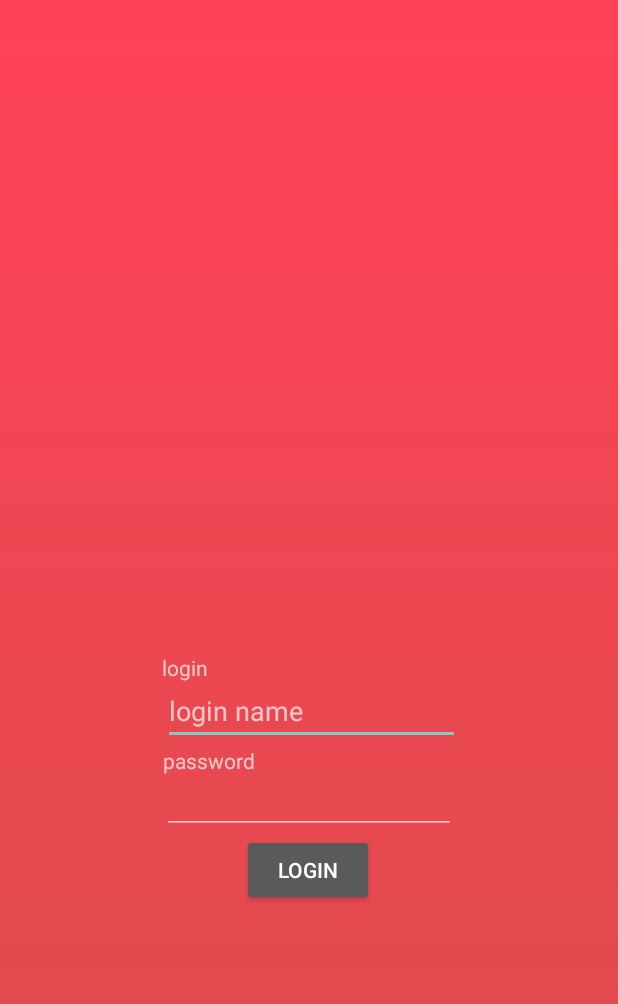
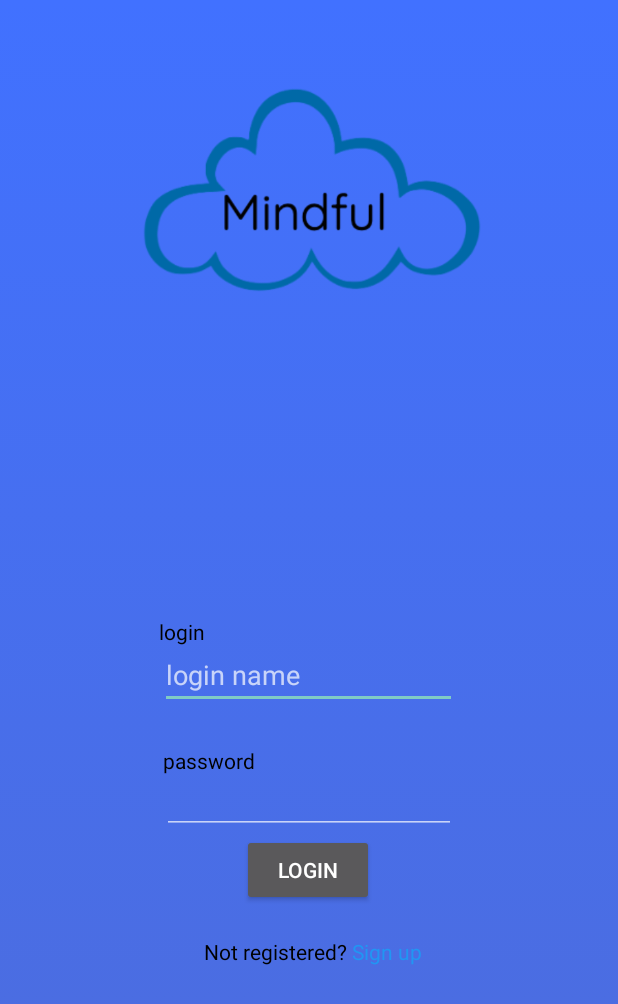
Before and after one commit to StevennTran/Mindfulness, an Android app: the screen it shows after launch (LoginActivity), on a phone screen of 412 x 824 dp. Shown: the top 1004 px of the screen. Run offline under Robolectric (Android 15) with nearby library versions, the phone set to English and light mode, and no system bars.

Commit message:
Added Register Page, and changed the colours of login screen

```diff
--- a/app/src/main/AndroidManifest.xml
+++ b/app/src/main/AndroidManifest.xml
@@ -11,8 +11,10 @@
         android:supportsRtl="true"
         android:theme="@style/AppTheme"
         tools:ignore="AllowBackup,GoogleAppIndexingWarning">
-        <activity android:name=".MainActivity"></activity>
-        <activity android:name=".LoginActivity"
+        <activity android:name=".RegisterActivity"></activity>
+        <activity android:name=".MainActivity" />
+        <activity
+            android:name=".LoginActivity"
             android:screenOrientation="portrait"
             android:theme="@style/Theme.AppCompat.NoActionBar">
             <intent-filter>
--- a/app/src/main/java/com/example/mindfulness/LoginActivity.java
+++ b/app/src/main/java/com/example/mindfulness/LoginActivity.java
@@ -13,6 +13,7 @@ import android.view.View;
 import android.widget.Button;
 import android.widget.EditText;
 import android.widget.LinearLayout;
+import android.widget.TextView;
 
 public class LoginActivity extends AppCompatActivity {
 
@@ -25,12 +26,12 @@ public class LoginActivity extends AppCompatActivity {
         AnimationDrawable animation = (AnimationDrawable) background.getBackground();
 
         animation.setEnterFadeDuration(0);
-        animation.setExitFadeDuration(3000);
+        animation.setExitFadeDuration(5000);
 
         animation.start();
 
         final Button loginButton = findViewById(R.id.loginButton);
-
+        final TextView signUpButton = findViewById(R.id.signupbutton);
         final SharedPreferences sharedPref = getSharedPreferences("email", Context.MODE_PRIVATE);
         final EditText emailText = findViewById(R.id.emailText);
 
@@ -48,6 +49,13 @@ public class LoginActivity extends AppCompatActivity {
                 Intent intent = new Intent(LoginActivity.this, MainActivity.class); //change from null
                 startActivity(intent);
 
+            }
+        });
+        signUpButton.setOnClickListener(new View.OnClickListener() {
+            @Override
+            public void onClick(View v) {
+                Intent intent = new Intent(LoginActivity.this, RegisterActivity.class);
+                startActivity(intent);
             }
         });
 
--- /dev/null
+++ b/app/src/main/java/com/example/mindfulness/RegisterActivity.java
@@ -0,0 +1,14 @@
+package com.example.mindfulness;
+
+import androidx.appcompat.app.AppCompatActivity;
+
+import android.os.Bundle;
+
+public class RegisterActivity extends AppCompatActivity {
+
+    @Override
+    protected void onCreate(Bundle savedInstanceState) {
+        super.onCreate(savedInstanceState);
+        setContentView(R.layout.activity_register);
+    }
+}
--- a/app/src/main/res/drawable/background_animation.xml
+++ b/app/src/main/res/drawable/background_animation.xml
@@ -2,11 +2,11 @@
 <animation-list xmlns:android="http://schemas.android.com/apk/res/android">
 
     <item android:drawable="@drawable/layer_one"
-        android:duration="3000"/>
+        android:duration="5000"/>
     <item android:drawable="@drawable/layer_two"
-        android:duration="3000"/>
+        android:duration="5000"/>
     <item android:drawable="@drawable/layer_three"
-        android:duration="3000"/>
+        android:duration="5000"/>
 
 
 
--- a/app/src/main/res/drawable/layer_one.xml
+++ b/app/src/main/res/drawable/layer_one.xml
@@ -1,8 +1,8 @@
 <?xml version="1.0" encoding="utf-8"?>
 <shape xmlns:android="http://schemas.android.com/apk/res/android">
 
-    <gradient android:startColor="#EFFF41"
-        android:endColor="#d4db4d"
+    <gradient android:startColor="#9041FF"
+        android:endColor="#942BCF"
         android:angle="-90"/>
 
 </shape>
--- a/app/src/main/res/drawable/layer_three.xml
+++ b/app/src/main/res/drawable/layer_three.xml
@@ -1,8 +1,8 @@
 <?xml version="1.0" encoding="utf-8"?>
 <shape xmlns:android="http://schemas.android.com/apk/res/android">
 
-    <gradient android:startColor="#FF4157"
-        android:endColor="#DB4D4D"
+    <gradient android:startColor="#D63546"
+        android:endColor="#C03535"
         android:angle="-90"/>
 
 </shape>
--- a/app/src/main/res/layout/activity_login.xml
+++ b/app/src/main/res/layout/activity_login.xml
@@ -20,10 +20,20 @@
         android:inputType="textEmailAddress"
         app:layout_constraintBottom_toTopOf="@+id/editText"
         app:layout_constraintEnd_toEndOf="parent"
-        app:layout_constraintHorizontal_bias="0.507"
+        app:layout_constraintHorizontal_bias="0.497"
         app:layout_constraintStart_toStartOf="parent"
         app:layout_constraintTop_toTopOf="parent"
-        app:layout_constraintVertical_bias="0.991" />
+        app:layout_constraintVertical_bias="0.939" />
+
+    <TextView
+        android:layout_width="wrap_content"
+        android:layout_height="wrap_content"
+        android:text="@string/LoginText"
+        android:textColor="#000000"
+        app:layout_constraintBottom_toTopOf="@+id/emailText"
+        app:layout_constraintEnd_toEndOf="parent"
+        app:layout_constraintHorizontal_bias="0.278"
+        app:layout_constraintStart_toStartOf="parent" />
 
     <Button
         android:id="@+id/loginButton"
@@ -34,15 +44,6 @@
         app:layout_constraintBottom_toBottomOf="parent"
         app:layout_constraintEnd_toEndOf="parent"
         app:layout_constraintHorizontal_bias="0.498"
-        app:layout_constraintStart_toStartOf="parent" />
-
-    <TextView
-        android:layout_width="wrap_content"
-        android:layout_height="wrap_content"
-        android:text="@string/LoginText"
-        app:layout_constraintBottom_toTopOf="@+id/emailText"
-        app:layout_constraintEnd_toEndOf="parent"
-        app:layout_constraintHorizontal_bias="0.284"
         app:layout_constraintStart_toStartOf="parent" />
 
     <EditText
@@ -58,9 +59,43 @@
         android:layout_width="wrap_content"
         android:layout_height="wrap_content"
         android:text="@string/PasswordText"
+        android:textColor="#000000"
         app:layout_constraintBottom_toTopOf="@+id/editText"
         app:layout_constraintEnd_toEndOf="parent"
         app:layout_constraintHorizontal_bias="0.309"
         app:layout_constraintStart_toStartOf="parent" />
 
+    <ImageView
+        android:id="@+id/imageView"
+        android:layout_width="329dp"
+        android:layout_height="282dp"
+        app:layout_constraintEnd_toEndOf="parent"
+        app:layout_constraintStart_toStartOf="parent"
+        app:layout_constraintTop_toTopOf="parent"
+        app:srcCompat="@drawable/logo" />
+
+    <TextView
+        android:id="@+id/textView"
+        android:layout_width="wrap_content"
+        android:layout_height="wrap_content"
+        android:layout_marginStart="136dp"
+        android:layout_marginBottom="180dp"
+        android:text="Not registered? "
+        android:textColor="#000000"
+        app:layout_constraintBottom_toBottomOf="parent"
+        app:layout_constraintStart_toStartOf="parent" />
+
+    <TextView
+        android:id="@+id/signupbutton"
+        android:layout_width="wrap_content"
+        android:layout_height="wrap_content"
+        android:layout_marginBottom="180dp"
+        android:clickable="true"
+        android:text="Sign up"
+        android:textColor="#2196F3"
+        app:layout_constraintBottom_toBottomOf="parent"
+        app:layout_constraintEnd_toEndOf="parent"
+        app:layout_constraintHorizontal_bias="0.0"
+        app:layout_constraintStart_toEndOf="@+id/textView" />
+
 </androidx.constraintlayout.widget.ConstraintLayout>
--- /dev/null
+++ b/app/src/main/res/layout/activity_register.xml
@@ -0,0 +1,9 @@
+<?xml version="1.0" encoding="utf-8"?>
+<androidx.constraintlayout.widget.ConstraintLayout xmlns:android="http://schemas.android.com/apk/res/android"
+    xmlns:app="http://schemas.android.com/apk/res-auto"
+    xmlns:tools="http://schemas.android.com/tools"
+    android:layout_width="match_parent"
+    android:layout_height="match_parent"
+    tools:context=".RegisterActivity">
+
+</androidx.constraintlayout.widget.ConstraintLayout>
```
Also changed, not shown: app/src/main/res/drawable/logo.png (added).
